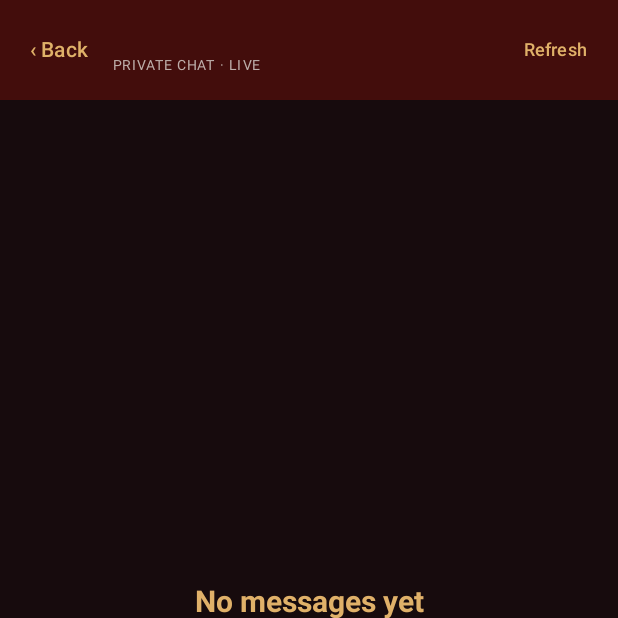
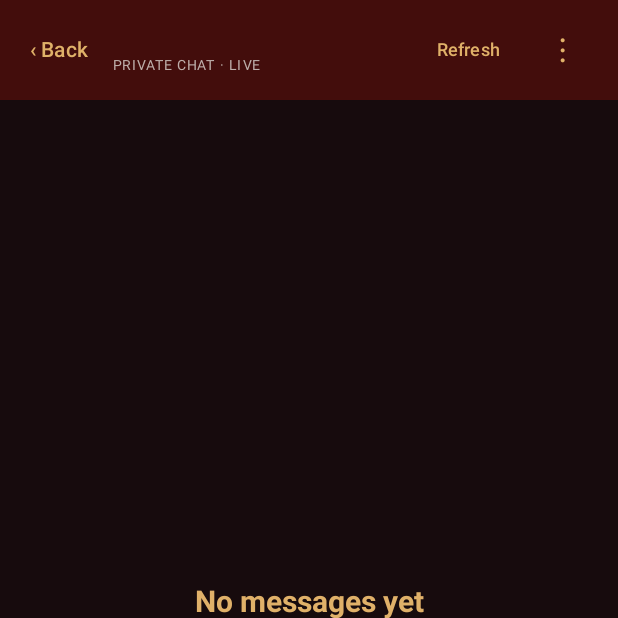
Before and after one commit to LIBRA-design/SquadChat-Android, an Android app built with Jetpack Compose: the composable ChatScreen called with empty values, on a phone screen of 412 x 824 dp, the top half of it. Run offline under Robolectric (Android 15) with nearby library versions, the phone set to English and light mode, and no system bars; libraries missing offline, so code that uses them is left out: io.github.jan.supabase; 11 statements that could not run were skipped.

Commit message:
Add native conversation options menu

```diff
--- a/native/app/src/main/java/com/squadchat/nativeapp/ChatScreen.kt
+++ b/native/app/src/main/java/com/squadchat/nativeapp/ChatScreen.kt
@@ -98,6 +98,11 @@ fun ChatScreen(userId: String, conversationId: String, conversationTitle: String
     var sending by remember { mutableStateOf(false) }
     var errorMessage by remember { mutableStateOf("") }
     var deleteTarget by remember { mutableStateOf<ChatMessageRow?>(null) }
+    var chatOptionsExpanded by remember { mutableStateOf(false) }
+    var showBackgroundPicker by remember { mutableStateOf(false) }
+    var showSharedPhotos by remember { mutableStateOf(false) }
+    var chatBackground by remember { mutableStateOf(Color(0xFF170B0D)) }
+    val backgroundChoices = listOf("Midnight" to Color(0xFF170D10), "Burgundy" to Color(0xFF35171D), "Charcoal" to Color(0xFF202124), "Forest" to Color(0xFF14251F), "Navy" to Color(0xFF17243A), "Plum" to Color(0xFF2A1B32), "Coffee" to Color(0xFF33231B), "Rose" to Color(0xFF382026))
     val photoPicker = rememberLauncherForActivityResult(ActivityResultContracts.GetMultipleContents()) { selectedPhotos = it.take(10) }
 
     suspend fun loadMessages() {
@@ -291,6 +296,14 @@ fun ChatScreen(userId: String, conversationId: String, conversationTitle: String
                     Text(if (isGroup) "GROUP CHAT · LIVE" else "PRIVATE CHAT · LIVE", color = ChatMuted, fontSize = 9.sp, letterSpacing = 1.sp)
                 }
                 TextButton(onClick = { scope.launch { loadMessages() } }) { Text("Refresh", color = ChatGold, fontSize = 12.sp) }
+                Box {
+                    TextButton(onClick = { chatOptionsExpanded = true }) { Text("⋮", color = ChatGold, fontSize = 22.sp) }
+                    DropdownMenu(expanded = chatOptionsExpanded, onDismissRequest = { chatOptionsExpanded = false }) {
+                        DropdownMenuItem(text = { Text("Change chat background") }, onClick = { chatOptionsExpanded = false; showBackgroundPicker = true })
+                        DropdownMenuItem(text = { Text("Shared photos") }, onClick = { chatOptionsExpanded = false; showSharedPhotos = true })
+                        if (isGroup) DropdownMenuItem(text = { Text("Group settings") }, onClick = { chatOptionsExpanded = false; errorMessage = "Group settings are not yet implemented in the native app." })
+                    }
+                }
             }
             if (errorMessage.isNotBlank()) {
                 Text(errorMessage, color = Color(0xFFFFB4AB), fontSize = 12.sp, modifier = Modifier.padding(12.dp))
@@ -307,7 +320,7 @@ fun ChatScreen(userId: String, conversationId: String, conversationTitle: String
                     }
                 }
                 else -> LazyColumn(
-                    Modifier.weight(1f).fillMaxWidth().padding(horizontal = 12.dp, vertical = 10.dp),
+                    Modifier.weight(1f).fillMaxWidth().background(chatBackground).padding(horizontal = 12.dp, vertical = 10.dp),
                     state = listState,
                     verticalArrangement = Arrangement.spacedBy(8.dp)
                 ) {
```
